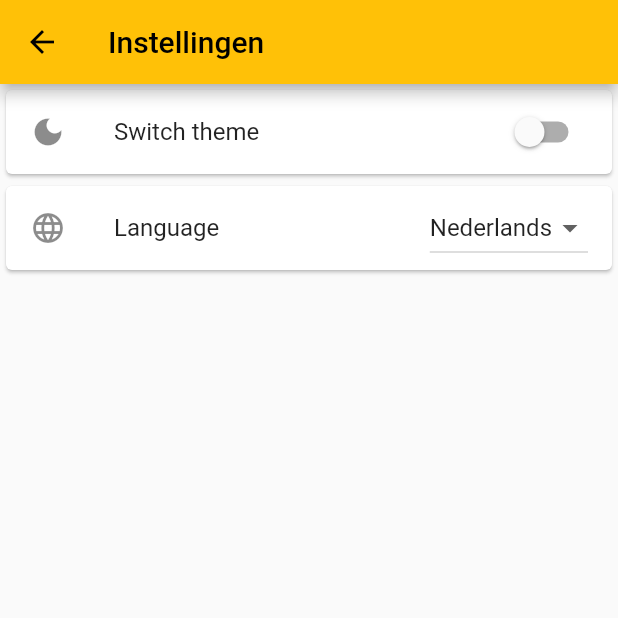
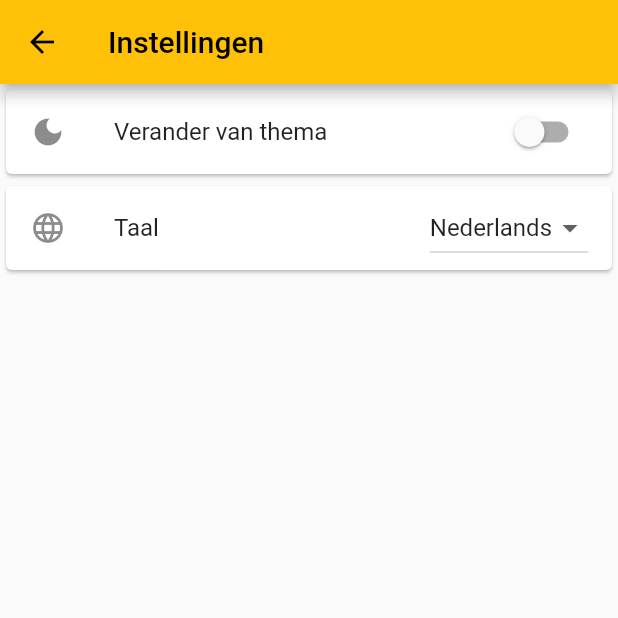
Before and after one commit to AlfianSanjaya/saldochecker, a Flutter app: the screen it shows after launch, after a tap on the "settings" icon, on a phone screen of 412 x 824 dp, the top half of it. Run offline on Flutter 3.47's test engine with Material 2 defaults, Android fonts, the light colour scheme and no system bars; generated files the repository leaves out were written again; network calls fail.

Commit message:
Create dual language feature

```diff
--- a/lib/main.dart
+++ b/lib/main.dart
@@ -2,7 +2,6 @@ import 'package:flutter/material.dart';
 import 'package:provider/provider.dart';
 import 'package:saldochecker/models/settings_data.dart';
 import 'package:saldochecker/routes/routes.dart';
-import 'package:flutter_localizations/flutter_localizations.dart';
 import 'package:flutter_gen/gen_l10n/app_localizations.dart';
 
 void main() {
--- a/lib/main_page.dart
+++ b/lib/main_page.dart
@@ -1,6 +1,7 @@
 import 'package:flutter/material.dart';
 import 'package:saldochecker/routes/routes.dart';
 import 'package:saldochecker/saldochecker_form.dart';
+import 'package:flutter_gen/gen_l10n/app_localizations.dart';
 
 class MainPage extends StatefulWidget {
   const MainPage({Key? key}) : super(key: key);
@@ -14,7 +15,7 @@ class _MainPageState extends State<MainPage> {
   Widget build(BuildContext context) {
     return Scaffold(
       appBar: AppBar(
-        title: const Text("Saldochecker"),
+        title: Text(AppLocalizations.of(context)!.mainTitle),
         actions: [
           IconButton(
             onPressed: () {
--- a/lib/saldochecker_form.dart
+++ b/lib/saldochecker_form.dart
@@ -1,6 +1,5 @@
 import 'package:flutter/material.dart';
 import 'package:saldochecker/routes/routes.dart';
-import 'strings.dart' as strings;
 import 'package:flutter_gen/gen_l10n/app_localizations.dart';
 
 class SaldoCheckerForm extends StatefulWidget {
@@ -32,12 +31,12 @@ class SaldoCheckerFormState extends State<SaldoCheckerForm> {
   String? validateTicketID(String? ticketID) {
     RegExp regExp = RegExp(r'^[A-Z0-9]{16}$');
     if (ticketID == null || ticketID.isEmpty) {
-      return strings.inputIsEmptyMessage;
+      return AppLocalizations.of(context)!.inputIsEmptyMessage;
     }
     if (regExp.hasMatch(ticketID)) {
       return null;
     } else {
-      return strings.inputIsInvalidMessage;
+      return AppLocalizations.of(context)!.inputIsInvalidMessage;
     }
   }
 
@@ -62,8 +61,8 @@ class SaldoCheckerFormState extends State<SaldoCheckerForm> {
         mainAxisAlignment: MainAxisAlignment.start,
         children: <Widget>[
           Text(
-            AppLocalizations.of(context)!.lableTextfField,
-            style: TextStyle(fontWeight: FontWeight.bold),
+            AppLocalizations.of(context)!.mainFormlableTextField,
+            style: const TextStyle(fontWeight: FontWeight.bold),
           ),
           const SizedBox(
             height: 20,
@@ -82,7 +81,7 @@ class SaldoCheckerFormState extends State<SaldoCheckerForm> {
           ),
           ElevatedButton(
             onPressed: onPressed,
-            child: Text(AppLocalizations.of(context)!.buttonText),
+            child: Text(AppLocalizations.of(context)!.mainFormbuttonText),
           )
         ],
       ),
--- a/lib/settings.dart
+++ b/lib/settings.dart
@@ -2,6 +2,7 @@ import 'package:flutter/material.dart';
 import 'package:provider/provider.dart';
 
 import 'models/settings_data.dart';
+import 'package:flutter_gen/gen_l10n/app_localizations.dart';
 
 class Settings extends StatefulWidget {
   const Settings({Key? key}) : super(key: key);
@@ -25,13 +26,15 @@ class _SettingsState extends State<Settings> {
   @override
   Widget build(BuildContext context) {
     return Scaffold(
-      appBar: AppBar(title: const Text('Instellingen')),
+      appBar: AppBar(
+        title: Text(AppLocalizations.of(context)!.settingsAppBarTitle),
+      ),
       body: Column(
         children: [
           Card(
             child: ListTile(
               leading: const Icon(Icons.dark_mode),
-              title: const Text('Switch theme'),
+              title: Text(AppLocalizations.of(context)!.settingsTheme),
               trailing: Switch(
                 value: context.watch<SettingsData>().isDarkMode(),
                 onChanged: (bool value) {
@@ -43,12 +46,18 @@ class _SettingsState extends State<Settings> {
           Card(
             child: ListTile(
               leading: const Icon(Icons.language),
-              title: const Text('Language'),
+              title: Text(AppLocalizations.of(context)!.settingsLanguage),
               trailing: DropdownButton(
                 value: _dropdownValue,
-                items: const [
-                  DropdownMenuItem(child: Text('Nederlands'), value: 'nl'),
-                  DropdownMenuItem(child: Text('Engels'), value: 'en'),
+                items: [
+                  DropdownMenuItem(
+                      child: Text(
+                          AppLocalizations.of(context)!.settingsLanguageNL),
+                      value: 'nl'),
+                  DropdownMenuItem(
+                      child: Text(
+                          AppLocalizations.of(context)!.settingsLanguageEN),
+                      value: 'en'),
                 ],
                 onChanged: dropdownCallback,
               ),
```
Also changed, not shown: lib/information_page.dart (+16 -11 lines), lib/l10n/app_en.arb (+17 -3 lines), lib/l10n/app_nl.arb (+23 -5 lines), lib/strings.dart (deleted, +0 -11 lines), 1 other file.
